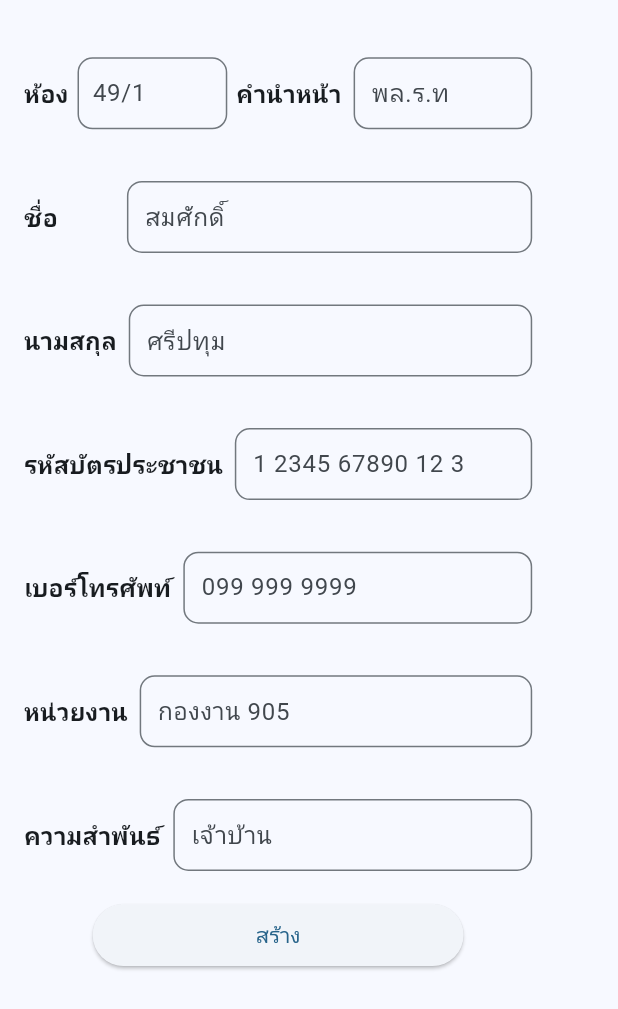
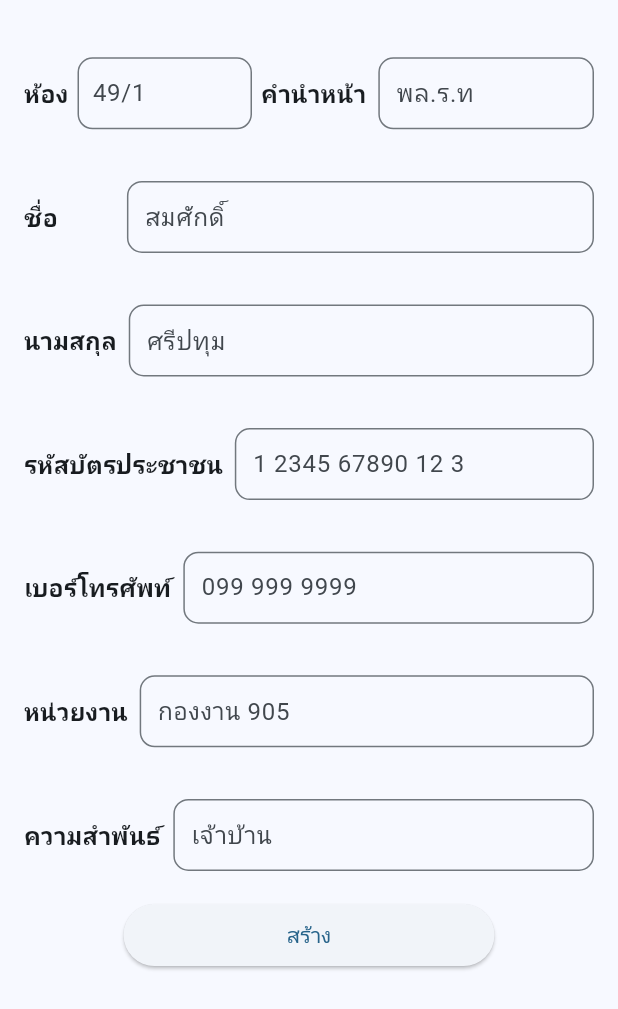
Before and after one commit to ballsri/kiakkai-db, a Flutter app: the AddResidentForm widget shown alone on an empty page, opened directly, on a phone screen of 412 x 824 dp. Shown: the top 1009 px of the screen. Run offline on Flutter 3.47's test engine with Material 2 defaults, Android fonts, the phone set to English and light mode, and no system bars; missing offline and left inert: mongo_dart.

Commit message:
fix: keyboard height

```diff
--- a/app/kiakkai_db/lib/form/residents/add_resident_form.dart
+++ b/app/kiakkai_db/lib/form/residents/add_resident_form.dart
@@ -25,6 +25,7 @@ class AddResidentFormState extends State<AddResidentForm> {
   String phone = "";
   String agency = "";
   String relationship = "";
+
   void _getAddressFromChild(String value) {
     setState(() {
       address = value;
@@ -75,8 +76,8 @@ class AddResidentFormState extends State<AddResidentForm> {
 
   @override
   Widget build(BuildContext context) {
-    return
-        GestureDetector(
+    final double visibleHeight = MediaQuery.of(context).viewInsets.bottom;
+    return GestureDetector(
       onTap: () {
         FocusScopeNode currentFocus = FocusScope.of(context);
         if (!currentFocus.hasPrimaryFocus) {
@@ -84,19 +85,14 @@ class AddResidentFormState extends State<AddResidentForm> {
         }
       },
       child: SizedBox(
-          width: MediaQuery.of(context).size.width * 0.9,
-          child: ListView(
-            shrinkWrap: true,
-            children: <Widget>[
-              Padding(
-                padding: const EdgeInsets.all(16.0),
-                child: Form(
+        // change by size of the keyboard
+        height: MediaQuery.of(context).size.height * 0.8 - visibleHeight,
+        child: ListView(padding: EdgeInsets.all(16.0), children: [
+          Form(
             key: _formKey,
             child: Column(
               children: [
                 SizedBox(
-                          // size from window screen
-                          width: MediaQuery.of(context).size.width * 0.9,
                   height: MediaQuery.of(context).size.height * 0.1,
                   child: Row(
                     children: [
@@ -104,7 +100,8 @@ class AddResidentFormState extends State<AddResidentForm> {
                         flex: 2,
                         child: AddressWidget(
                           callback: _getAddressFromChild,
-                                    formKey: _formKey),
+                          formKey: _formKey,
+                        ),
                       ),
                       Expanded(
                         flex: 3,
@@ -113,13 +110,13 @@ class AddResidentFormState extends State<AddResidentForm> {
                           child: PrefixWidget(
                             callback: _getPrefixFromChild,
                             formKey: _formKey,
-                                    )),
-                              )
+                          ),
+                        ),
+                      ),
                     ],
-                          )),
+                  ),
+                ),
                 SizedBox(
-                        // size from window screen
-                        width: MediaQuery.of(context).size.width * 0.9,
                   height: MediaQuery.of(context).size.height * 0.1,
                   child: NameWidget(
                     callback: _getNameFromChild,
@@ -127,8 +124,6 @@ class AddResidentFormState extends State<AddResidentForm> {
                   ),
                 ),
                 SizedBox(
-                        // size from window screen
-                        width: MediaQuery.of(context).size.width * 0.9,
                   height: MediaQuery.of(context).size.height * 0.1,
                   child: LastNameWidget(
                     callback: _getLastnameFromChild,
@@ -136,8 +131,6 @@ class AddResidentFormState extends State<AddResidentForm> {
                   ),
                 ),
                 SizedBox(
-                        // size from window screen
-                        width: MediaQuery.of(context).size.width * 0.9,
                   height: MediaQuery.of(context).size.height * 0.1,
                   child: CidWidget(
                     callback: _getCidFromChild,
@@ -145,8 +138,6 @@ class AddResidentFormState extends State<AddResidentForm> {
                   ),
                 ),
                 SizedBox(
-                        // size from window screen
-                        width: MediaQuery.of(context).size.width * 0.9,
                   height: MediaQuery.of(context).size.height * 0.1,
                   child: PhoneWidget(
                     callback: _getPhoneFromChild,
@@ -154,8 +145,6 @@ class AddResidentFormState extends State<AddResidentForm> {
                   ),
                 ),
                 SizedBox(
-                        // size from window screen
-                        width: MediaQuery.of(context).size.width * 0.9,
                   height: MediaQuery.of(context).size.height * 0.1,
                   child: AgencyWidget(
                     callback: _getAgencyFromChild,
@@ -163,25 +152,19 @@ class AddResidentFormState extends State<AddResidentForm> {
                   ),
                 ),
                 SizedBox(
-                        // size from window screen
-                        width: MediaQuery.of(context).size.width * 0.9,
                   height: MediaQuery.of(context).size.height * 0.1,
                   child: RelationshipWidget(
                     callback: _getRelationshipFromChild,
                     formKey: _formKey,
                   ),
                 ),
-
-                      // button to create
                 Padding(
                   padding: const EdgeInsets.only(top: 10.0),
                   child: SizedBox(
-                          // size from window screen
                     width: MediaQuery.of(context).size.width * 0.6,
                     height: MediaQuery.of(context).size.height * 0.05,
                     child: ElevatedButton(
                       onPressed: () {
-                              // invoke all validator
                         if (_formKey.currentState!.validate()) {
                           print("save");
                           _formKey.currentState!.save();
@@ -203,7 +186,8 @@ class AddResidentFormState extends State<AddResidentForm> {
               ],
             ),
           ),
-              )
-            ])));
+        ]),
+      ),
+    );
   }
 }
--- a/app/kiakkai_db/pubspec.yaml
+++ b/app/kiakkai_db/pubspec.yaml
@@ -36,7 +36,6 @@ dependencies:
   # The following adds the Cupertino Icons font to your application.
   # Use with the CupertinoIcons class for iOS style icons.
   cupertino_icons: ^1.0.2
-  never_behind_keyboard: ^1.0.2
 
 dev_dependencies:
   flutter_test:
```
Also changed, not shown: app/kiakkai_db/pubspec.lock. Lines whose indentation alone changed are shown as unchanged.
